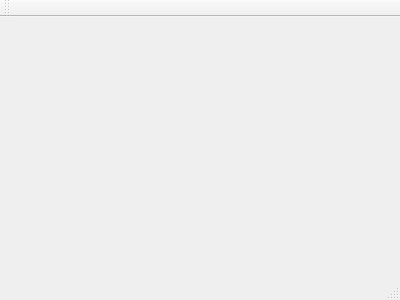
Before: the Qt Designer form mainwindow.ui in anphan2410/UHV2Worker, drawn with Qt 5.
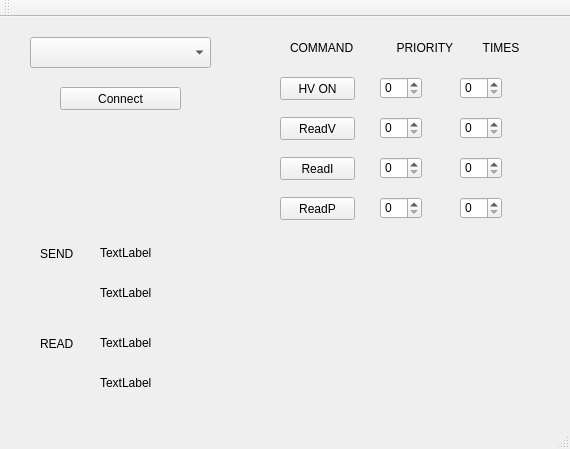
After: the same form once the commit is applied.

```diff
--- a/mainwindow.ui
+++ b/mainwindow.ui
@@ -6,14 +6,261 @@
    <rect>
     <x>0</x>
     <y>0</y>
-    <width>400</width>
-    <height>300</height>
+    <width>570</width>
+    <height>449</height>
    </rect>
   </property>
   <property name="windowTitle">
    <string>MainWindow</string>
   </property>
-  <widget class="QWidget" name="centralWidget"/>
+  <widget class="QWidget" name="centralWidget">
+   <widget class="QComboBox" name="comboBoxSerialPort">
+    <property name="geometry">
+     <rect>
+      <x>30</x>
+      <y>20</y>
+      <width>181</width>
+      <height>31</height>
+     </rect>
+    </property>
+   </widget>
+   <widget class="QPushButton" name="pushButtonConnect">
+    <property name="geometry">
+     <rect>
+      <x>60</x>
+      <y>70</y>
+      <width>121</width>
+      <height>23</height>
+     </rect>
+    </property>
+    <property name="text">
+     <string>Connect</string>
+    </property>
+   </widget>
+   <widget class="QPushButton" name="pushButtonHVonoff">
+    <property name="geometry">
+     <rect>
+      <x>280</x>
+      <y>60</y>
+      <width>75</width>
+      <height>23</height>
+     </rect>
+    </property>
+    <property name="text">
+     <string>HV ON</string>
+    </property>
+   </widget>
+   <widget class="QSpinBox" name="spinBoxHVonoff">
+    <property name="geometry">
+     <rect>
+      <x>380</x>
+      <y>60</y>
+      <width>42</width>
+      <height>22</height>
+     </rect>
+    </property>
+   </widget>
+   <widget class="QPushButton" name="pushButtonReadV">
+    <property name="geometry">
+     <rect>
+      <x>280</x>
+      <y>100</y>
+      <width>75</width>
+      <height>23</height>
+     </rect>
+    </property>
+    <property name="text">
+     <string>ReadV</string>
+    </property>
+   </widget>
+   <widget class="QPushButton" name="pushButtonReadI">
+    <property name="geometry">
+     <rect>
+      <x>280</x>
+      <y>140</y>
+      <width>75</width>
+      <height>23</height>
+     </rect>
+    </property>
+    <property name="text">
+     <string>ReadI</string>
+    </property>
+   </widget>
+   <widget class="QPushButton" name="pushButtonReadP">
+    <property name="geometry">
+     <rect>
+      <x>280</x>
+      <y>180</y>
+      <width>75</width>
+      <height>23</height>
+     </rect>
+    </property>
+    <property name="text">
+     <string>ReadP</string>
+    </property>
+   </widget>
+   <widget class="QSpinBox" name="spinBoxReadV">
+    <property name="geometry">
+     <rect>
+      <x>380</x>
+      <y>100</y>
+      <width>42</width>
+      <height>22</height>
+     </rect>
+    </property>
+   </widget>
+   <widget class="QSpinBox" name="spinBoxReadI">
+    <property name="geometry">
+     <rect>
+      <x>380</x>
+      <y>140</y>
+      <width>42</width>
+      <height>22</height>
+     </rect>
+    </property>
+   </widget>
+   <widget class="QSpinBox" name="spinBoxReadP">
+    <property name="geometry">
+     <rect>
+      <x>380</x>
+      <y>180</y>
+      <width>42</width>
+      <height>22</height>
+     </rect>
+    </property>
+   </widget>
+   <widget class="QLabel" name="label">
+    <property name="geometry">
+     <rect>
+      <x>290</x>
+      <y>20</y>
+      <width>291</width>
+      <height>21</height>
+     </rect>
+    </property>
+    <property name="text">
+     <string>COMMAND             PRIORITY         TIMES</string>
+    </property>
+   </widget>
+   <widget class="QSpinBox" name="spinBoxHVonoff_2">
+    <property name="geometry">
+     <rect>
+      <x>460</x>
+      <y>60</y>
+      <width>42</width>
+      <height>22</height>
+     </rect>
+    </property>
+   </widget>
+   <widget class="QSpinBox" name="spinBoxReadI_2">
+    <property name="geometry">
+     <rect>
+      <x>460</x>
+      <y>140</y>
+      <width>42</width>
+      <height>22</height>
+     </rect>
+    </property>
+   </widget>
+   <widget class="QSpinBox" name="spinBoxReadV_2">
+    <property name="geometry">
+     <rect>
+      <x>460</x>
+      <y>100</y>
+      <width>42</width>
+      <height>22</height>
+     </rect>
+    </property>
+   </widget>
+   <widget class="QSpinBox" name="spinBoxReadP_2">
+    <property name="geometry">
+     <rect>
+      <x>460</x>
+      <y>180</y>
+      <width>42</width>
+      <height>22</height>
+     </rect>
+    </property>
+   </widget>
+   <widget class="QLabel" name="labelSEND">
+    <property name="geometry">
+     <rect>
+      <x>40</x>
+      <y>230</y>
+      <width>47</width>
+      <height>13</height>
+     </rect>
+    </property>
+    <property name="text">
+     <string>SEND</string>
+    </property>
+   </widget>
+   <widget class="QLabel" name="labelSentMsg">
+    <property name="geometry">
+     <rect>
+      <x>100</x>
+      <y>220</y>
+      <width>441</width>
+      <height>31</height>
+     </rect>
+    </property>
+    <property name="text">
+     <string>TextLabel</string>
+    </property>
+   </widget>
+   <widget class="QLabel" name="labelSentMessage">
+    <property name="geometry">
+     <rect>
+      <x>100</x>
+      <y>260</y>
+      <width>441</width>
+      <height>31</height>
+     </rect>
+    </property>
+    <property name="text">
+     <string>TextLabel</string>
+    </property>
+   </widget>
+   <widget class="QLabel" name="labelReadMessage">
+    <property name="geometry">
+     <rect>
+      <x>100</x>
+      <y>350</y>
+      <width>441</width>
+      <height>31</height>
+     </rect>
+    </property>
+    <property name="text">
+     <string>TextLabel</string>
+    </property>
+   </widget>
+   <widget class="QLabel" name="labelREAD">
+    <property name="geometry">
+     <rect>
+      <x>40</x>
+      <y>320</y>
+      <width>47</width>
+      <height>13</height>
+     </rect>
+    </property>
+    <property name="text">
+     <string>READ</string>
+    </property>
+   </widget>
+   <widget class="QLabel" name="labelReadMsg">
+    <property name="geometry">
+     <rect>
+      <x>100</x>
+      <y>310</y>
+      <width>441</width>
+      <height>31</height>
+     </rect>
+    </property>
+    <property name="text">
+     <string>TextLabel</string>
+    </property>
+   </widget>
+  </widget>
   <widget class="QMenuBar" name="menuBar">
    <property name="geometry">
     <rect>
```
Left out of the diff: 2 changed lines with no effect on the pictures.
